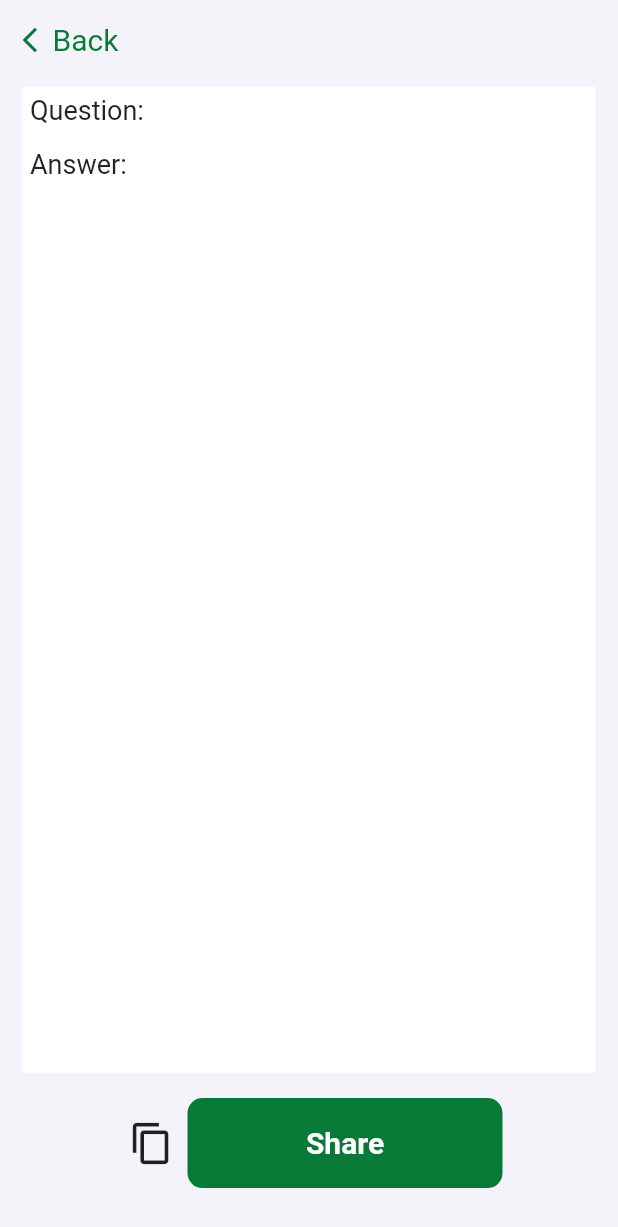
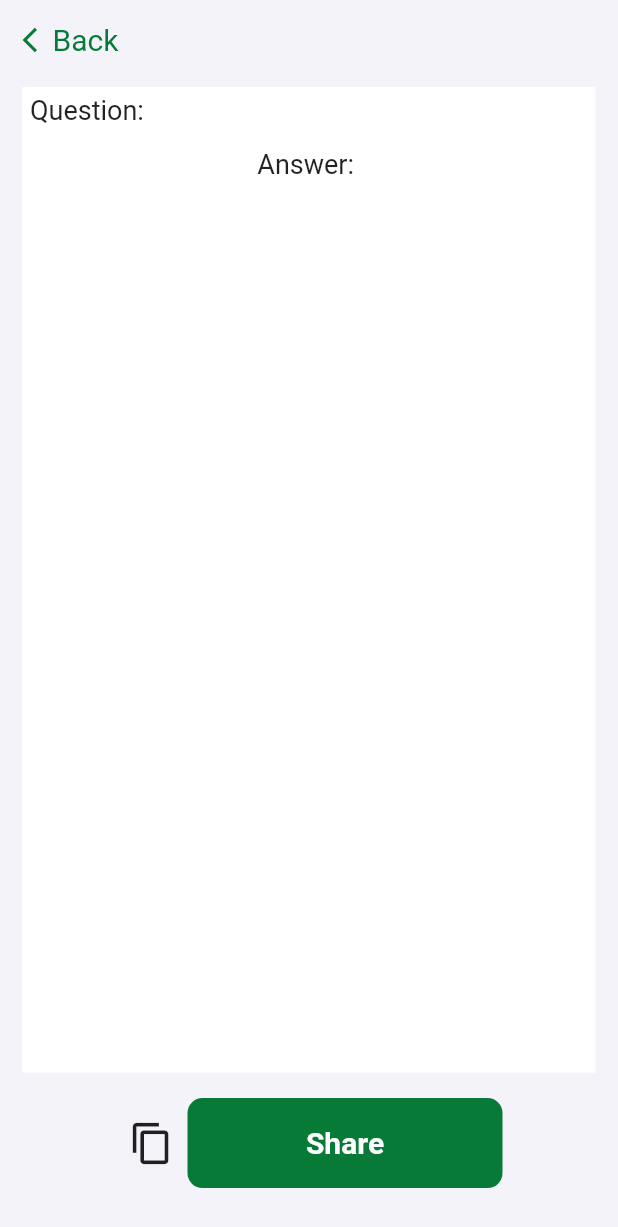
Before and after one commit to anshjikadra/ai_writer, a Flutter app: the submit_page screen opened directly with empty values, on a phone screen of 412 x 824 dp. Shown: the top 1227 px of the screen. Run offline on Flutter 3.47's test engine with Material 2 defaults, Android fonts, the phone set to English and light mode, and no system bars; our stand-ins replace dotted_border, fluttertoast, share_plus.

Commit message:
Initial Commit

```diff
--- a/lib/screen/first_page.dart
+++ b/lib/screen/first_page.dart
@@ -115,7 +115,7 @@ class _f_pageState extends State<f_page> {
 
                       },
                       child: DottedBorder(
-                        dashPattern: [8, 4],
+                        // dashPattern: [8, 4],
                         child: Container(
                             height: 300,
                             width: 250,
--- a/lib/screen/setting_page.dart
+++ b/lib/screen/setting_page.dart
@@ -24,7 +24,7 @@ class _setiing_pageState extends State<setiing_page> {
               Text(
                 "AI Write",
                 style: TextStyle(
-                    color: Colors.green,
+                    color: Color(0xFF077A37),
                     fontSize: 20,
                     fontWeight: FontWeight.bold),
               ),
@@ -38,7 +38,7 @@ class _setiing_pageState extends State<setiing_page> {
                    crossAxisAlignment: CrossAxisAlignment.center,
 
                     children: [
-                      Align(alignment: Alignment.topLeft,child: Text("AI Write",style: TextStyle(fontSize: 20,color: Colors.green,fontWeight: FontWeight.bold),)),
+                      Align(alignment: Alignment.topLeft,child: Text("AI Write",style: TextStyle(fontSize: 20,color: Color(0xFF077A37),fontWeight: FontWeight.bold),)),
                       Align(alignment: Alignment.topLeft,child: Text("Version 1.0",style: TextStyle(fontSize: 18,color: Colors.grey),)),
                     ],
                   ),
--- a/lib/screen/submit_page.dart
+++ b/lib/screen/submit_page.dart
@@ -1,6 +1,7 @@
 import 'package:ai_writer/screen/first_page.dart';
 import 'package:flutter/material.dart';
 import 'package:flutter/services.dart';
+import 'package:flutter/widgets.dart';
 import 'package:fluttertoast/fluttertoast.dart';
 import 'package:share_plus/share_plus.dart';
 
@@ -44,12 +45,12 @@ class _submit_pageState extends State<submit_page> {
                         scrollDirection: Axis.vertical,
                         child: Column(
 
-                          crossAxisAlignment: CrossAxisAlignment.start,
+
 
                           children: [
-                            Text("Question: ${widget.question}",style: TextStyle(fontSize: 18)),
+                            Align(alignment: Alignment.topLeft,child: Text("Question: ${widget.question}",style: TextStyle(fontSize: 18))),
                             SizedBox(height: 15,),
-                            Text("Answer:${widget.answer}",style: TextStyle(fontSize: 18)),
+                            Text("Answer: ${widget.answer}",style: TextStyle(fontSize: 18)),
                           ],
                         ),
                       ),
```
